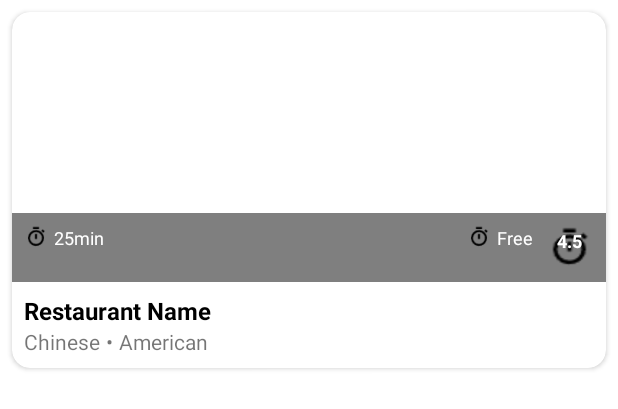
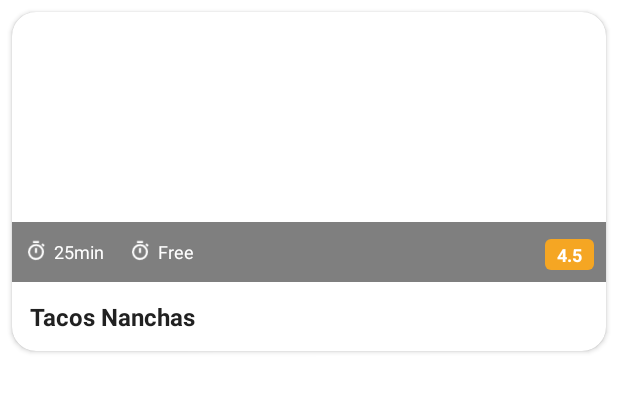
Before and after one commit to TranleLong/food_app, an Android app: the layout item_restaurant.xml on its own in the app's theme, with its tools: preview values and no code run, on a phone screen of 412 x 824 dp. Shown: the top 409 px of the screen. Run offline under Robolectric (Android 15) with nearby library versions, the phone set to English and light mode, and no system bars.

Commit message:
pushhomnay1234

```diff
--- /dev/null
+++ b/app/src/main/res/drawable/gradient_overlay.xml
@@ -0,0 +1,8 @@
+<?xml version="1.0" encoding="utf-8"?>
+<shape xmlns:android="http://schemas.android.com/apk/res/android">
+    <gradient
+        android:angle="90"
+        android:startColor="#99000000"
+        android:endColor="#00000000"
+        android:type="linear" />
+</shape>
--- /dev/null
+++ b/app/src/main/res/drawable/rating_background.xml
@@ -0,0 +1,5 @@
+<?xml version="1.0" encoding="utf-8"?>
+<shape xmlns:android="http://schemas.android.com/apk/res/android">
+    <solid android:color="#F5A623" />
+    <corners android:radius="4dp" />
+</shape>
--- a/app/src/main/res/layout/fragment_restaurant_list.xml
+++ b/app/src/main/res/layout/fragment_restaurant_list.xml
@@ -36,15 +36,6 @@
         android:layout_height="0dp"
         android:clipToPadding="false"
         android:padding="8dp"
-        app:layout_constraintBottom_toTopOf="@+id/bottomNavigation"
         app:layout_constraintTop_toBottomOf="@+id/toolbar" />
 
-    <com.google.android.material.bottomnavigation.BottomNavigationView
-        android:id="@+id/bottomNavigation"
-        android:layout_width="match_parent"
-        android:layout_height="56dp"
-        android:background="@color/white"
-        app:layout_constraintBottom_toBottomOf="parent"
-        app:menu="@menu/bottom_nav_menu" />
-
 </androidx.constraintlayout.widget.ConstraintLayout>
--- a/app/src/main/res/layout/item_restaurant.xml
+++ b/app/src/main/res/layout/item_restaurant.xml
@@ -5,7 +5,7 @@
     android:layout_width="match_parent"
     android:layout_height="wrap_content"
     android:layout_margin="8dp"
-    app:cardCornerRadius="12dp"
+    app:cardCornerRadius="16dp"
     app:cardElevation="2dp">
 
     <LinearLayout
@@ -13,7 +13,7 @@
         android:layout_height="wrap_content"
         android:orientation="vertical">
 
-        <!-- Restaurant Image -->
+        <!-- Restaurant Image with Overlay -->
         <FrameLayout
             android:layout_width="match_parent"
             android:layout_height="180dp">
@@ -23,27 +23,34 @@
                 android:layout_width="match_parent"
                 android:layout_height="match_parent"
                 android:scaleType="centerCrop"
-                android:contentDescription="abc" />
+                android:contentDescription="@string/restaurant_image_description" />
+
+            <!-- Removing gradient overlay and using solid color instead -->
+            <View
+                android:layout_width="match_parent"
+                android:layout_height="40dp"
+                android:layout_gravity="bottom"
+                android:background="#80000000" />
 
             <LinearLayout
                 android:layout_width="match_parent"
                 android:layout_height="wrap_content"
                 android:layout_gravity="bottom"
-                android:background="#80000000"
                 android:orientation="horizontal"
                 android:padding="8dp">
 
                 <LinearLayout
-                    android:layout_width="0dp"
+                    android:layout_width="wrap_content"
                     android:layout_height="wrap_content"
-                    android:layout_weight="1"
-                    android:orientation="horizontal">
+                    android:orientation="horizontal"
+                    android:gravity="center_vertical">
 
                     <ImageView
                         android:layout_width="16dp"
                         android:layout_height="16dp"
                         android:src="@drawable/watch"
-                        android:contentDescription="abx" />
+                        android:contentDescription="@string/delivery_time_icon"
+                        app:tint="@color/white" />
 
                     <TextView
                         android:id="@+id/tvDeliveryTime"
@@ -58,13 +65,16 @@
                 <LinearLayout
                     android:layout_width="wrap_content"
                     android:layout_height="wrap_content"
-                    android:orientation="horizontal">
+                    android:orientation="horizontal"
+                    android:layout_marginStart="16dp"
+                    android:gravity="center_vertical">
 
                     <ImageView
                         android:layout_width="16dp"
                         android:layout_height="16dp"
                         android:src="@drawable/watch"
-                        android:contentDescription="100" />
+                        android:contentDescription="@string/delivery_fee_icon"
+                        app:tint="@color/white" />
 
                     <TextView
                         android:id="@+id/tvPrice"
@@ -76,12 +86,17 @@
                         android:textSize="12sp" />
                 </LinearLayout>
 
+                <!-- Using layout_weight to push rating to the right -->
+                <Space
+                    android:layout_width="0dp"
+                    android:layout_height="0dp"
+                    android:layout_weight="1" />
+
                 <TextView
                     android:id="@+id/tvRating"
                     android:layout_width="wrap_content"
                     android:layout_height="wrap_content"
-                    android:layout_marginStart="8dp"
-                    android:background="@drawable/watch"
+                    android:background="@drawable/rating_background"
                     android:paddingHorizontal="8dp"
                     android:paddingVertical="2dp"
                     android:text="4.5"
@@ -96,34 +111,41 @@
             android:layout_width="match_parent"
             android:layout_height="wrap_content"
             android:orientation="vertical"
-            android:padding="8dp">
+            android:padding="12dp">
 
             <TextView
                 android:id="@+id/tvRestaurantName"
                 android:layout_width="match_parent"
                 android:layout_height="wrap_content"
-                android:text="Restaurant Name"
-                android:textColor="@color/black"
+                android:text="Tacos Nanchas"
+                android:textColor="@color/text_primary"
                 android:textSize="16sp"
-                android:textStyle="bold" />
+                android:textStyle="bold"
+                android:maxLines="1"
+                android:ellipsize="end" />
 
+            <!-- Making cuisine types invisible since they're not in the image -->
             <LinearLayout
                 android:layout_width="match_parent"
                 android:layout_height="wrap_content"
-                android:orientation="horizontal">
+                android:orientation="horizontal"
+                android:layout_marginTop="4dp"
+                android:visibility="gone">
 
                 <TextView
                     android:id="@+id/tvCuisineType1"
                     android:layout_width="wrap_content"
                     android:layout_height="wrap_content"
                     android:text="Chinese"
+                    android:textColor="@color/text_secondary"
                     android:textSize="14sp" />
 
                 <TextView
                     android:layout_width="wrap_content"
                     android:layout_height="wrap_content"
-                    android:layout_marginHorizontal="4dp"
+                    android:layout_marginHorizontal="6dp"
                     android:text="•"
+                    android:textColor="@color/text_secondary"
                     android:textSize="14sp" />
 
                 <TextView
@@ -131,6 +153,7 @@
                     android:layout_width="wrap_content"
                     android:layout_height="wrap_content"
                     android:text="American"
+                    android:textColor="@color/text_secondary"
                     android:textSize="14sp" />
             </LinearLayout>
         </LinearLayout>
--- a/app/src/main/res/values/colors.xml
+++ b/app/src/main/res/values/colors.xml
@@ -7,4 +7,6 @@
     <color name="teal_700">#FF018786</color>
     <color name="black">#FF000000</color>
     <color name="white">#FFFFFFFF</color>
+    <color name="text_primary">#212121</color>
+    <color name="text_secondary">#757575</color>
 </resources>
--- a/app/src/main/res/values/strings.xml
+++ b/app/src/main/res/values/strings.xml
@@ -5,4 +5,7 @@
     <string name="title_notifications">Notifications</string>
     <!-- TODO: Remove or change this placeholder text -->
     <string name="hello_blank_fragment">Hello blank fragment</string>
+    <string name="restaurant_image_description">Restaurant image</string>
+    <string name="delivery_time_icon">Delivery time icon</string>
+    <string name="delivery_fee_icon">Delivery fee icon</string>
 </resources>
```
Also changed, not shown: app/src/main/res/drawable/dollar.png (added).
